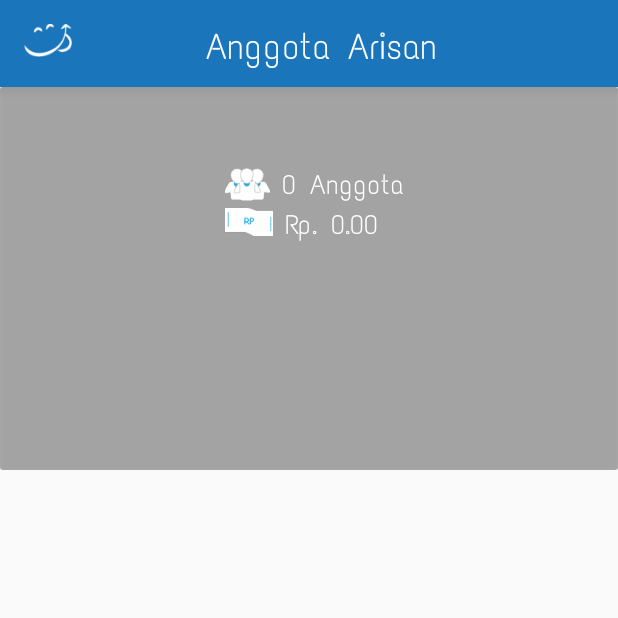
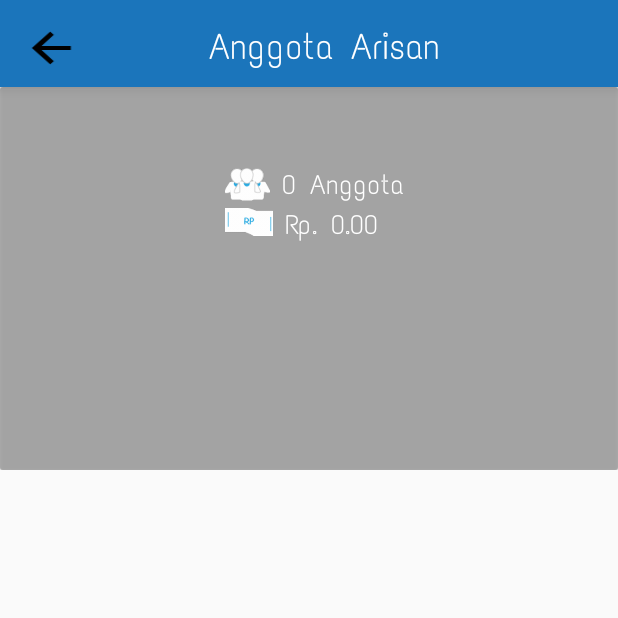
Before and after one commit to AkiraDT/ArisanV2, an Android app: the AnggotaFragment screen opened directly, with no data from a screen before it, on a phone screen of 412 x 824 dp, the top half of it. Run offline under Robolectric (Android 15) with nearby library versions, the phone set to English and light mode, and no system bars; our stand-ins replace CircleImageView, Room's generated code; libraries missing offline, so code that uses them is left out: android.arch.persistence, jp.wasabeef.recyclerview; 1 statement that could not run was skipped.

```diff
--- a/app/src/main/res/layout/activity_kelompok_view.xml
+++ b/app/src/main/res/layout/activity_kelompok_view.xml
@@ -24,11 +24,11 @@
             android:paddingEnd="16dp">
 
             <ImageButton
-                android:layout_width="32dp"
-                android:layout_height="22dp"
+                android:layout_width="36dp"
+                android:layout_height="32dp"
                 android:layout_marginTop="4dp"
                 android:layout_weight="0"
-                android:background="@drawable/about_icon"
+                android:background="@drawable/ic_action_arrow_left"
                 android:clickable="true"
                 android:focusable="true" />
 
@@ -59,12 +59,13 @@
             <RelativeLayout
                 android:layout_width="match_parent"
                 android:layout_height="0dp"
-                android:layout_weight="1">
+                android:layout_weight="1"
+                android:elevation="2dp">
 
                 <android.support.v7.widget.CardView
                     android:layout_width="match_parent"
                     android:layout_height="match_parent"
-                    app:cardElevation="1dp">
+                    app:cardElevation="2dp">
 
                     <View
                         android:layout_width="match_parent"
@@ -157,7 +158,8 @@
                 android:layout_height="0dp"
                 android:layout_weight="2"
                 android:paddingStart="8dp"
-                android:paddingEnd="8dp" />
+                android:paddingEnd="8dp"
+                android:elevation="0dp"/>
 
         </LinearLayout>
 
```
Also changed, not shown: app/src/main/java/com/jamingup/arisanv2/AdapterAnggota.java (+8 -1 lines), app/src/main/java/com/jamingup/arisanv2/MainActivity.java (+5 -3 lines), app/src/main/res/layout/anggota_list_content.xml (+10 -3 lines), app/src/main/res/layout/splash_screen.xml (+11 -4 lines), app/src/main/res/drawable-hdpi/half_life_8.png, app/src/main/res/drawable-hdpi/ic_action_arrow_left.png (added), app/src/main/res/drawable-mdpi/half_life_8.png, app/src/main/res/drawable-mdpi/ic_action_arrow_left.png (added), app/src/main/res/drawable-xhdpi/half_life_8.png, app/src/main/res/drawable-xhdpi/ic_action_arrow_left.png (added), app/src/main/res/drawable-xxhdpi/half_life_8.png, app/src/main/res/drawable-xxhdpi/ic_action_arrow_left.png (added), app/src/main/res/drawable-xxxhdpi/half_life_8.png, app/src/main/res/drawable-xxxhdpi/ic_action_arrow_left.png (added).
